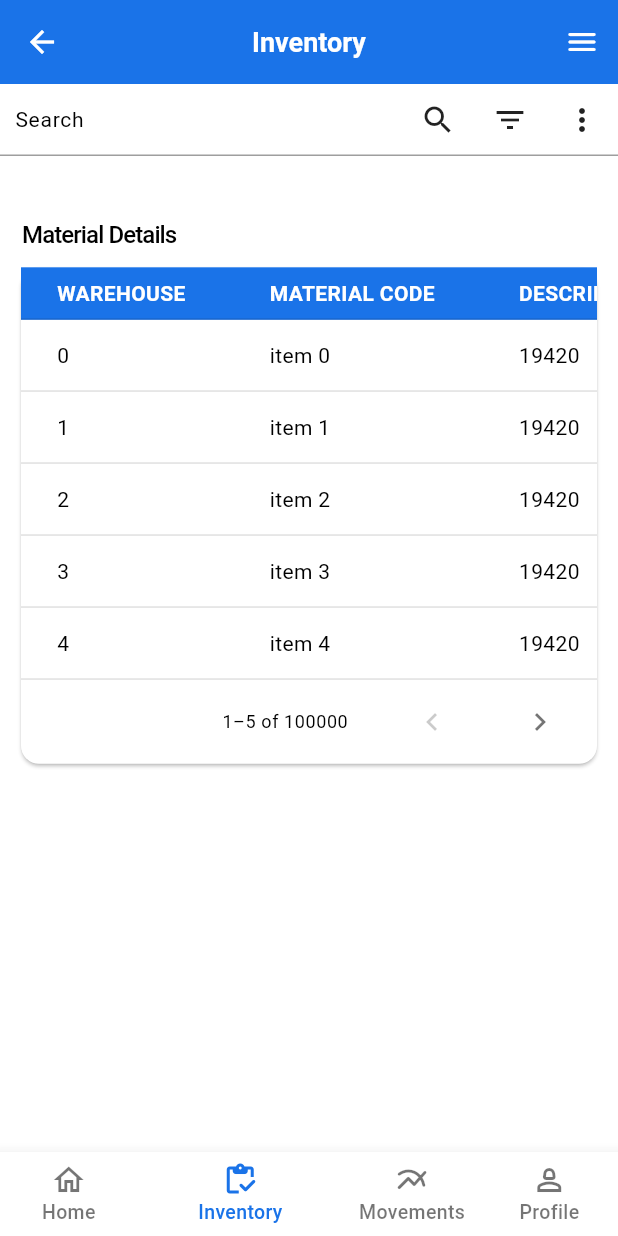
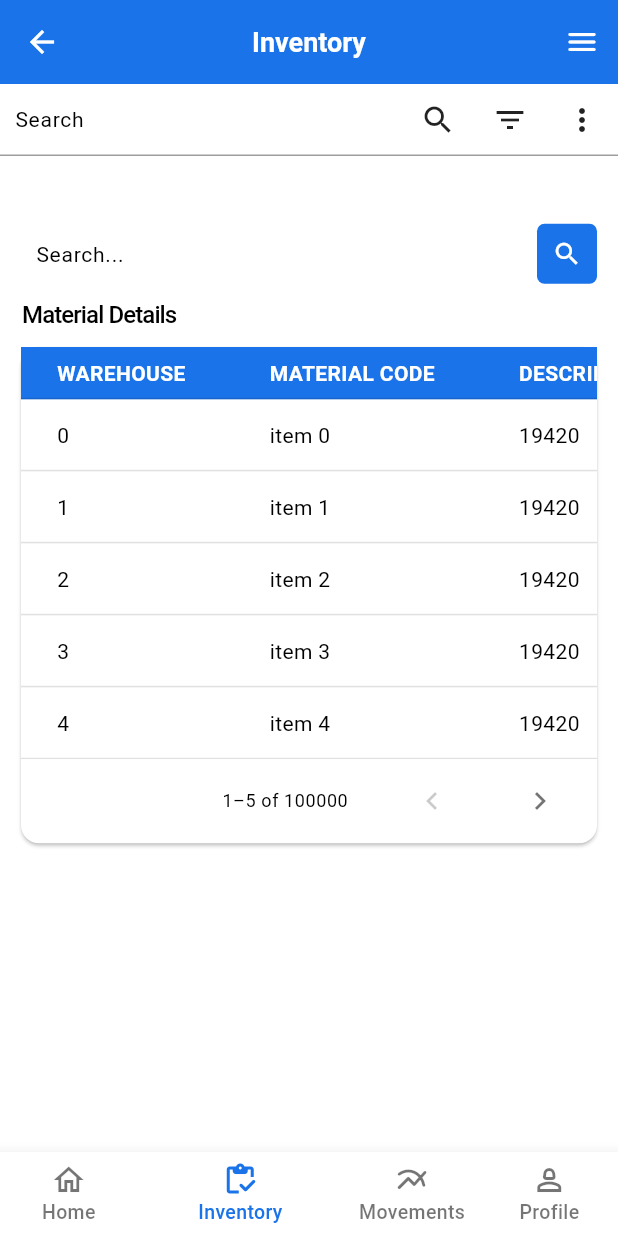
Before and after one commit to BigBlueLogistics/customer_app_mob, a Flutter app: the screen it shows after launch, on a phone screen of 412 x 824 dp. Run offline on Flutter 3.47's test engine with Material 3 defaults, Android fonts, the phone set to English and light mode, and no system bars; our stand-ins replace bloc, dio, equatable, flutter_bloc, get_it, go_router and 1 more; generated files the repository leaves out were written again.

Commit message:
feat: create molecule widget for md_search and md_filter

```diff
--- a/lib/core/presentation/widgets/atoms/md_text_input/md_text_form.dart
+++ b/lib/core/presentation/widgets/atoms/md_text_input/md_text_form.dart
@@ -1,4 +1,6 @@
 import 'package:flutter/material.dart';
+
+import 'package:customer_app_mob/core/shared/enums/text_border_type.dart';
 
 class MDTextFormField extends StatelessWidget {
   const MDTextFormField({
@@ -14,6 +16,10 @@ class MDTextFormField extends StatelessWidget {
     this.suffixIcon,
     this.style = const TextStyle(height: 1),
     this.contentPadding,
+    this.borderType = TextFormBorderType.underline,
+    this.filled,
+    this.filledColor,
+    this.borderColor = Colors.grey,
   });
 
   final TextEditingController textController;
@@ -27,24 +33,70 @@ class MDTextFormField extends StatelessWidget {
   final Widget? suffixIcon;
   final TextStyle? style;
   final EdgeInsetsGeometry? contentPadding;
+  final TextFormBorderType? borderType;
+  final bool? filled;
+  final Color? filledColor;
+  final Color borderColor;
+
+  InputBorder? enableBorder() {
+    if (borderType case TextFormBorderType.outline) {
+      return OutlineInputBorder(
+        borderRadius: const BorderRadius.all(Radius.elliptical(5.0, 5.0)),
+        borderSide: BorderSide(
+          color: borderColor,
+          width: 1,
+        ),
+      );
+    }
+
+    if (borderType == TextFormBorderType.filled) {
+      return const OutlineInputBorder(
+        borderRadius: BorderRadius.all(Radius.elliptical(5.0, 5.0)),
+        borderSide: BorderSide.none,
+      );
+    }
+
+    return UnderlineInputBorder(
+      borderSide: BorderSide(
+        color: borderColor,
+        width: 1,
+      ),
+    );
+  }
+
+  InputBorder? focusedBorder() {
+    if (borderType
+        case TextFormBorderType.outline || TextFormBorderType.filled) {
+      return OutlineInputBorder(
+        borderRadius: const BorderRadius.all(Radius.elliptical(5.0, 5.0)),
+        borderSide: BorderSide(
+          color: borderColor,
+          width: 1,
+        ),
+      );
+    }
+
+    return UnderlineInputBorder(
+      borderSide: BorderSide(color: borderColor, width: 1),
+    );
+  }
+
+  InputBorder? errorBorder() {
+    if (borderType
+        case TextFormBorderType.outline || TextFormBorderType.filled) {
+      return const OutlineInputBorder(
+        borderRadius: BorderRadius.all(Radius.elliptical(5.0, 5.0)),
+        borderSide: BorderSide(color: Colors.red, width: 1),
+      );
+    }
+
+    return const UnderlineInputBorder(
+      borderSide: BorderSide(color: Colors.red, width: 1),
+    );
+  }
 
   @override
   Widget build(BuildContext context) {
-    const textFieldEnabledBorder = UnderlineInputBorder(
-      borderSide: BorderSide(
-        color: Colors.grey,
-        width: 1,
-      ),
-    );
-
-    const textFieldFocusedBorder = UnderlineInputBorder(
-      borderSide: BorderSide(color: Colors.grey, width: 1.5),
-    );
-
-    const errorFieldFocusedBorder = UnderlineInputBorder(
-      borderSide: BorderSide(color: Colors.red, width: 1.5),
-    );
-
     return TextFormField(
       autovalidateMode: AutovalidateMode.onUserInteraction,
       controller: textController,
@@ -54,6 +106,8 @@ class MDTextFormField extends StatelessWidget {
       obscureText: obscureText,
       style: style,
       decoration: InputDecoration(
+        prefixIconConstraints: const BoxConstraints(),
+        suffixIconConstraints: const BoxConstraints(),
         contentPadding: contentPadding,
         labelText: labelText,
         labelStyle: TextStyle(
@@ -64,10 +118,12 @@ class MDTextFormField extends StatelessWidget {
         hintStyle: TextStyle(
           fontSize: Theme.of(context).textTheme.labelLarge?.fontSize,
         ),
-        enabledBorder: textFieldEnabledBorder,
-        focusedBorder: textFieldFocusedBorder,
-        errorBorder: errorFieldFocusedBorder,
-        focusedErrorBorder: errorFieldFocusedBorder,
+        filled: filled,
+        fillColor: filledColor,
+        enabledBorder: enableBorder(),
+        focusedBorder: focusedBorder(),
+        errorBorder: errorBorder(),
+        focusedErrorBorder: errorBorder(),
         suffixIcon: suffixIcon,
       ),
       validator: validator,
--- a/lib/core/presentation/widgets/molecules/md_search_more/md_search_more.dart
+++ b/lib/core/presentation/widgets/molecules/md_filter/md_filter.dart
@@ -1,8 +1,8 @@
 import 'package:flutter/material.dart';
 import 'package:customer_app_mob/core/presentation/widgets/atoms/md_text_input/md_text_form.dart';
 
-class MDSearchMore extends StatelessWidget {
-  const MDSearchMore({super.key, required this.searchText});
+class MDFilter extends StatelessWidget {
+  const MDFilter({super.key, required this.searchText});
 
   final TextEditingController searchText;
 
--- /dev/null
+++ b/lib/core/presentation/widgets/molecules/md_search/md_search.dart
@@ -0,0 +1,40 @@
+import 'package:flutter/material.dart';
+import 'package:customer_app_mob/core/shared/enums/text_border_type.dart';
+import 'package:customer_app_mob/core/presentation/widgets/atoms/md_text_input/md_text_form.dart';
+
+class MDSearch extends StatelessWidget {
+  const MDSearch({super.key, required this.searchText});
+
+  final TextEditingController searchText;
+
+  @override
+  Widget build(BuildContext context) {
+    return MDTextFormField(
+      textController: searchText,
+      contentPadding:
+          const EdgeInsets.symmetric(vertical: 1.0, horizontal: 10.0),
+      hintText: 'Search...',
+      suffixIcon: IconButton.filled(
+        iconSize: 20.0,
+        style: ButtonStyle(
+          shape: MaterialStateProperty.all(
+            const RoundedRectangleBorder(
+              borderRadius: BorderRadius.all(Radius.circular(5.0)),
+            ),
+          ),
+          backgroundColor:
+              MaterialStatePropertyAll(Theme.of(context).primaryColor),
+        ),
+        icon: const Icon(
+          Icons.search_outlined,
+          color: Colors.white,
+        ),
+        onPressed: () {},
+      ),
+      borderType: TextFormBorderType.filled,
+      borderColor: Theme.of(context).primaryColor,
+      filled: true,
+      filledColor: const Color.fromARGB(255, 255, 255, 255),
+    );
+  }
+}
--- a/lib/core/presentation/widgets/templates/inventory_template.dart
+++ b/lib/core/presentation/widgets/templates/inventory_template.dart
@@ -1,6 +1,7 @@
 import 'package:flutter/material.dart';
+import 'package:customer_app_mob/core/presentation/widgets/molecules/md_search/md_search.dart';
+import 'package:customer_app_mob/core/presentation/widgets/molecules/md_filter/md_filter.dart';
 import 'package:customer_app_mob/core/presentation/widgets/organisms/md_scaffold/md_scaffold.dart';
-import 'package:customer_app_mob/core/presentation/widgets/molecules/md_search_more/md_search_more.dart';
 import 'package:customer_app_mob/core/presentation/widgets/organisms/md_table/md_datatable.dart';
 
 class InventoryTemplate extends StatelessWidget {
@@ -31,15 +32,19 @@ class InventoryTemplate extends StatelessWidget {
           mainAxisSize: MainAxisSize.max,
           crossAxisAlignment: CrossAxisAlignment.start,
           children: [
-            MDSearchMore(searchText: searchText),
+            MDFilter(searchText: searchText),
             Padding(
               padding: const EdgeInsetsDirectional.symmetric(horizontal: 10),
               child: Column(
                   crossAxisAlignment: CrossAxisAlignment.start,
                   children: [
                     Padding(
-                      padding: EdgeInsets.only(
-                          left: 5.0, top: mediaHeight * 0.05, bottom: 5.0),
+                      padding:
+                          EdgeInsets.only(top: mediaHeight * 0.05, bottom: 5.0),
+                      child: MDSearch(searchText: searchText),
+                    ),
+                    Padding(
+                      padding: const EdgeInsets.only(left: 5.0, bottom: 5.0),
                       child: Text(
                         'Material Details',
                         style:
--- /dev/null
+++ b/lib/core/shared/enums/text_border_type.dart
@@ -0,0 +1 @@
+enum TextFormBorderType { underline, outline, filled }
```
